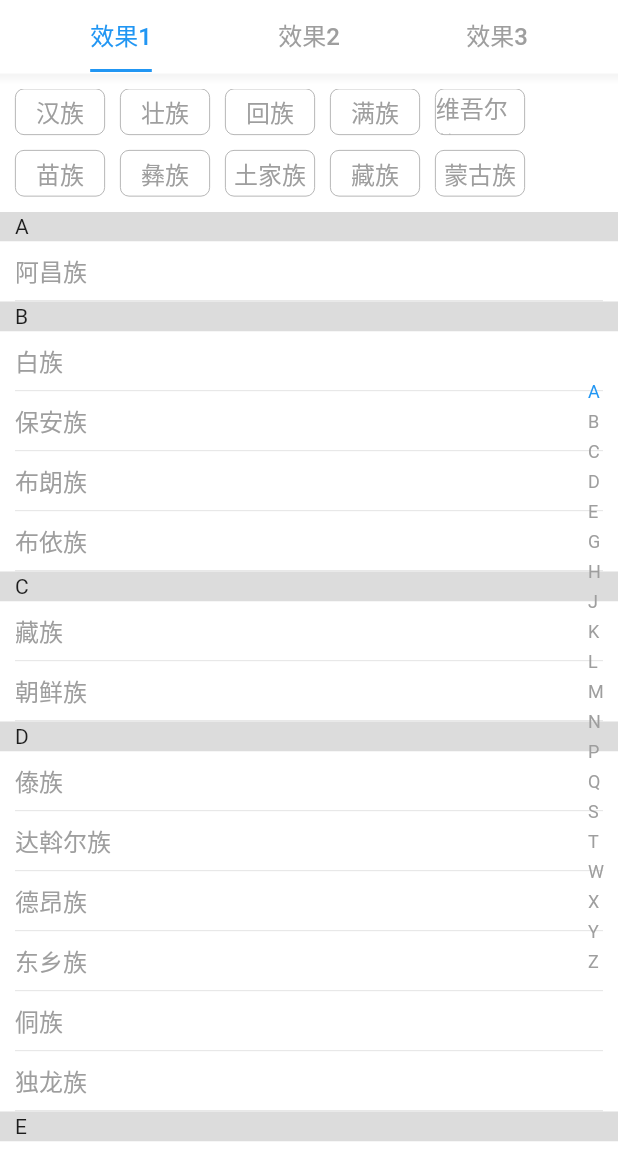
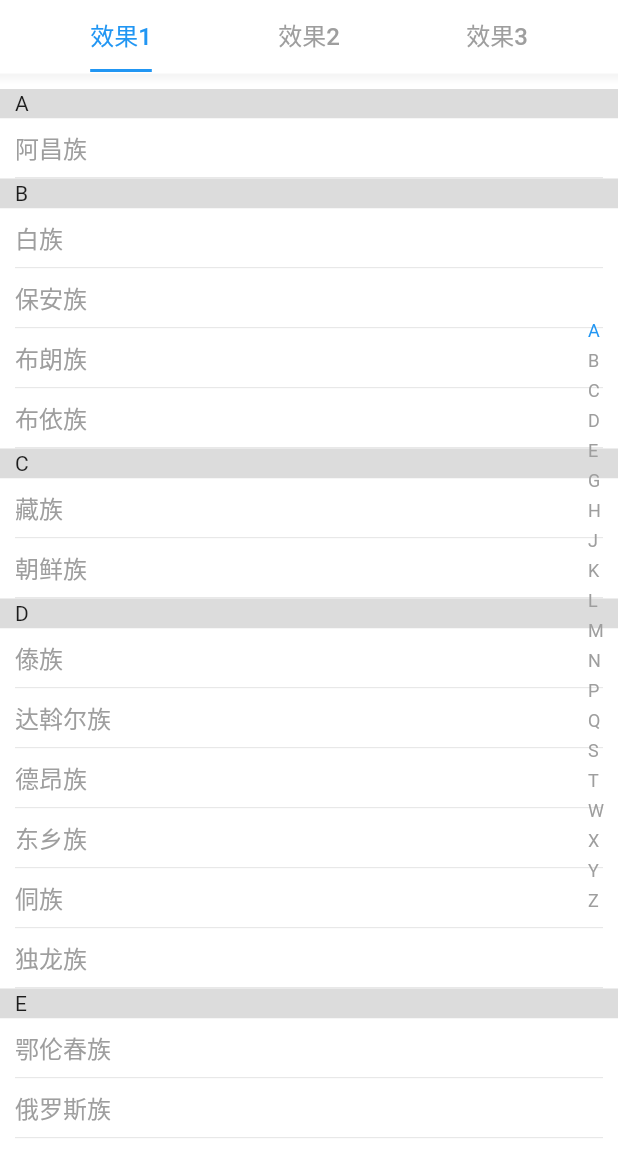
Before and after one commit to hellozsh/flutter_tableview, a Flutter app: the screen it shows after launch, on a phone screen of 412 x 824 dp, the part 84-1236 px from its top. Run offline on Flutter 3.47's test engine with Material 2 defaults, Android fonts, the phone set to English and light mode, and no system bars.

```diff
--- a/example/lib/chose_nation.dart
+++ b/example/lib/chose_nation.dart
@@ -9,7 +9,6 @@ class ChoseNation extends StatefulWidget {
 
 class ChoseNationState extends State<ChoseNation> {
 
-  static List<String> topList = ["汉族","壮族","回族","满族","维吾尔族","苗族","彝族","土家族","藏族","蒙古族"];
   static List<String> headerList = ["A","B","C","D","E","G","H","J","K","L","M","N","P","Q","S","T","W","X","Y","Z"];
   static List<List<String>> rowList = [
     ["阿昌族"],
@@ -99,44 +98,7 @@ class ChoseNationState extends State<ChoseNation> {
   @override
   Widget build(BuildContext context) {
 
-    return Column(
-      crossAxisAlignment: CrossAxisAlignment.start,
-      children: <Widget>[
-
-        Container(
-          padding: EdgeInsets.only(left: space,bottom: 10),
-          child: Wrap(
-            spacing: space,
-            runSpacing: 10,
-            children: topList.map((text) {
-              return GestureDetector(
-                child: Container(
-                  alignment: Alignment.center,
-                  decoration: BoxDecoration(
-                    borderRadius: BorderRadius.circular(6),
-                    border: Border.all(
-                      width: 0.5, //边框宽度
-                      color: Colors.grey,
-                    ), // 边
-                  ),
-                  height: 31,
-                  width: btnWidth,
-                  child: Text(
-                    text,
-                    style: TextStyle(
-                      fontSize: 16,
-                      color: Colors.grey,
-                    ),
-                  ),
-                ),
-                onTap: () {
-                  Navigator.of(context).pop(text);
-                },
-              );
-            }).toList(),
-          ),
-        ),
-        Expanded(child: NotificationListener<TableViewNotifier> (
+    return NotificationListener<TableViewNotifier> (
       onNotification: (notification) {
 
         choseSection = notification.scrollSection;
@@ -171,8 +133,6 @@ class ChoseNationState extends State<ChoseNation> {
           title: title,
         ),
       ),
-        ),),
-      ],
     );
   }
 
--- a/pubspec.yaml
+++ b/pubspec.yaml
@@ -1,6 +1,6 @@
 name: tableview
 description: A Tableview that can hover over and set scrollBar
-version: 0.0.1
+version: 0.0.3
 homepage: https://github.com/hellozsh/flutter_tableview
 
 environment:
```
Also changed, not shown: 2 other files. Lines whose indentation alone changed are shown as unchanged.
